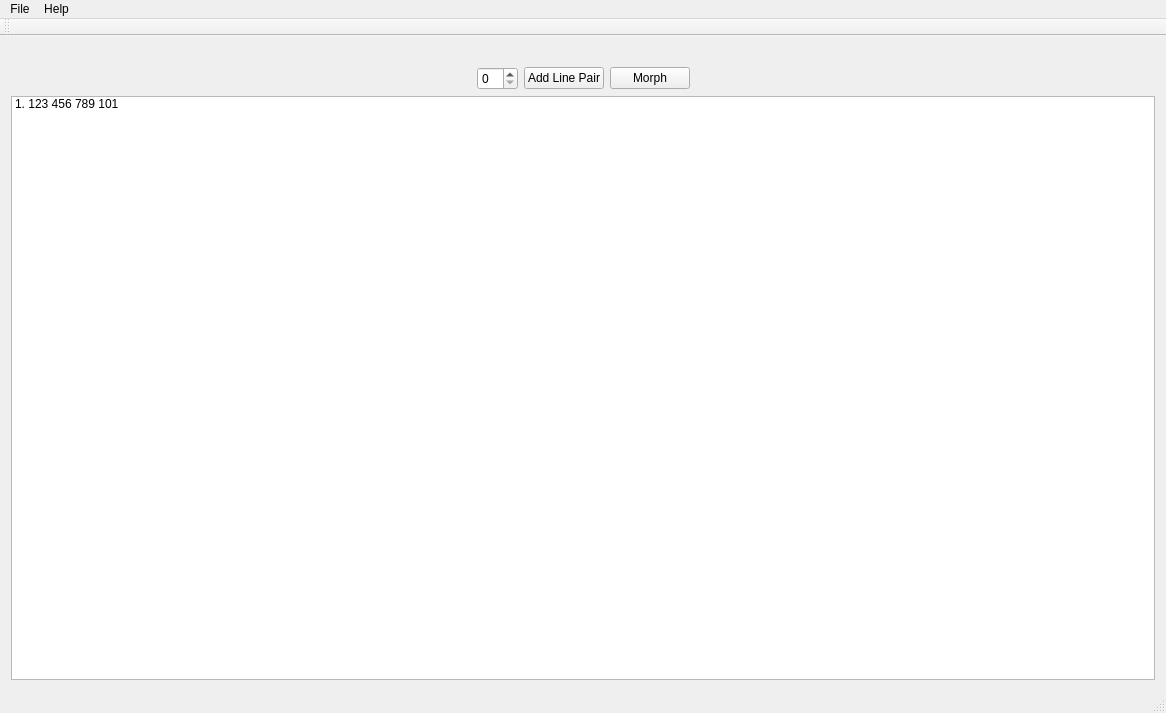
Old version of the form qt_test/mainwindow.ui in the repository lordrecneps/Beier-Neely-Morph-Tool.
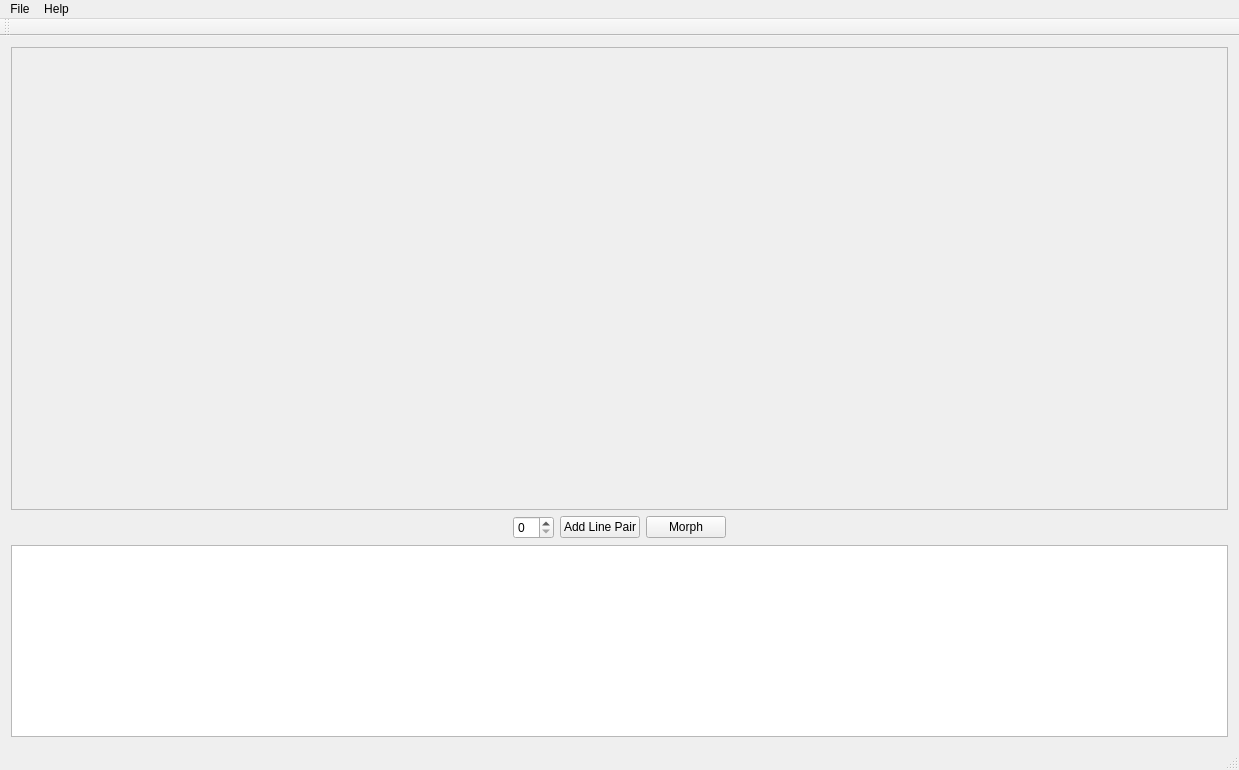
New version of the form. Icons and pictures are not drawn.

```diff
--- a/qt_test/mainwindow.ui
+++ b/qt_test/mainwindow.ui
@@ -6,8 +6,8 @@
    <rect>
     <x>0</x>
     <y>0</y>
-    <width>1166</width>
-    <height>713</height>
+    <width>1239</width>
+    <height>770</height>
    </rect>
   </property>
   <property name="sizePolicy">
@@ -28,7 +28,23 @@
    </property>
    <layout class="QVBoxLayout" name="verticalLayout">
     <item>
-     <layout class="QHBoxLayout" name="horizontalLayout_2">
+     <widget class="QScrollArea" name="scrollArea">
+      <property name="widgetResizable">
+       <bool>true</bool>
+      </property>
+      <widget class="QWidget" name="scrollAreaWidgetContents">
+       <property name="geometry">
+        <rect>
+         <x>0</x>
+         <y>0</y>
+         <width>1624</width>
+         <height>783</height>
+        </rect>
+       </property>
+       <property name="layoutDirection">
+        <enum>Qt::LeftToRight</enum>
+       </property>
+       <layout class="QHBoxLayout" name="horizontalLayout">
       <item>
        <widget class="QLabel" name="label">
         <property name="text">
@@ -56,6 +72,8 @@
        </widget>
       </item>
      </layout>
+      </widget>
+     </widget>
     </item>
     <item>
      <layout class="QHBoxLayout" name="horizontalLayout_3">
@@ -105,12 +123,13 @@
      </layout>
     </item>
     <item>
-     <widget class="QListWidget" name="listWidget">
-      <item>
-       <property name="text">
-        <string>1. 123 456 789 101</string>
-       </property>
-      </item>
+     <widget class="QListView" name="listView">
+      <property name="sizePolicy">
+       <sizepolicy hsizetype="Expanding" vsizetype="Minimum">
+        <horstretch>0</horstretch>
+        <verstretch>0</verstretch>
+       </sizepolicy>
+      </property>
      </widget>
     </item>
    </layout>
@@ -120,7 +139,7 @@
     <rect>
      <x>0</x>
      <y>0</y>
-     <width>1166</width>
+     <width>1239</width>
      <height>18</height>
     </rect>
    </property>
```
Left out of the diff: 6 changed lines with no effect on the pictures. Lines whose indentation alone changed are shown as unchanged.
